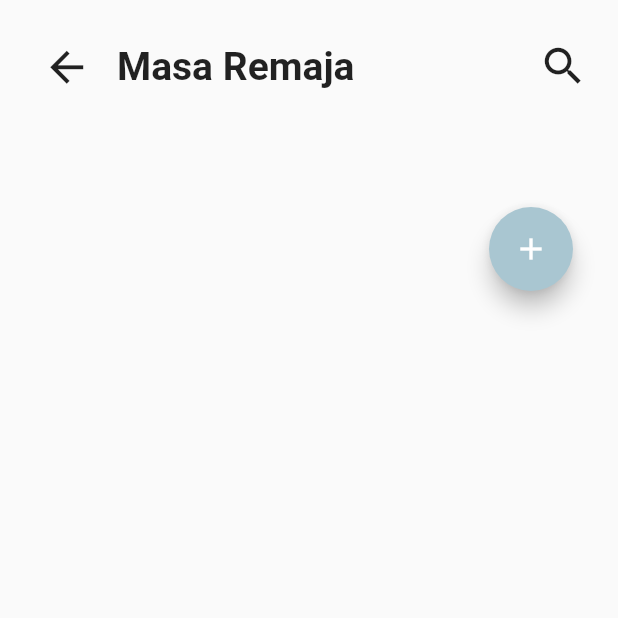
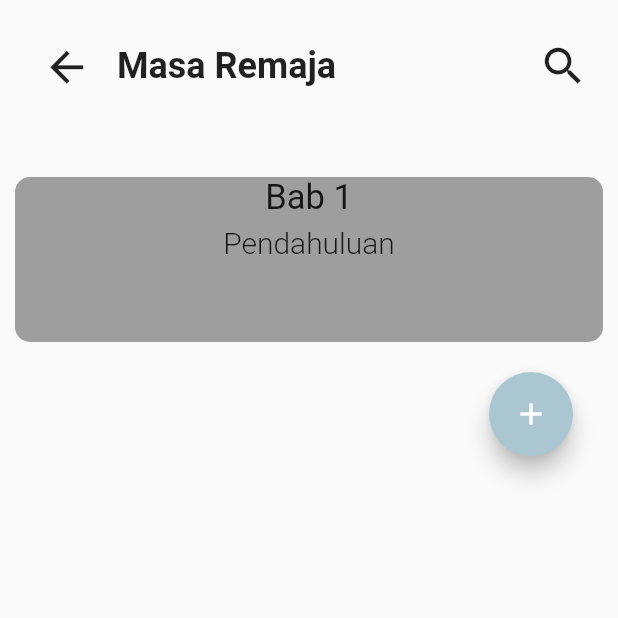
Before and after one commit to radhwafifah/novellus, a Flutter app: the AddStory3 screen opened by its route, after a tap on the "arrow back" icon, on a phone screen of 412 x 824 dp, the top half of it. Run offline on Flutter 3.47's test engine with Material 2 defaults, Android fonts, the phone set to English and light mode, and no system bars; our stand-ins replace get, get_storage, image_picker, supabase_flutter; accounts and stored records are empty.

Commit message:
yang baru

```diff
--- a/lib/resources/databases/literary_database.dart
+++ b/lib/resources/databases/literary_database.dart
@@ -7,9 +7,9 @@ class LiteraryDatabase {
 
   final String table = "literaryWorks";
 
-  Future<List<Map<String, dynamic>>> select() async {
+  Future<List<Map<String, dynamic>>> select({required int id}) async {
     try {
-      final data = await _supabase.from(table).select();
+      final data = await _supabase.from(table).select().eq("userId", id);
       return List<Map<String, dynamic>>.from(data);
     } catch (e) {
       debugPrint(e.toString());
--- a/lib/screens/create/add.dart
+++ b/lib/screens/create/add.dart
@@ -75,6 +75,7 @@ class AddStory extends GetView<AddController> {
                           ),
                           onPressed: () async {
                             await controller.selectImage();
+                            await controller.uploadImage();
                           },
                         ),
                       );
@@ -225,7 +226,6 @@ class AddStory extends GetView<AddController> {
                                                   () => Container(
                                                     width: 120,
                                                     height: 60,
-                                                    color: const Color(0xFFA9C6D1),
                                                     child:
                                                         DropdownButton<String>(
                                                       value: controller
@@ -327,6 +327,7 @@ class AddStory extends GetView<AddController> {
                                                   onPressed: () async {
                                                     print("loding");
                                                     await controller.add();
+                                                    controller.create.getLiteraryWork();
                                                   },
                                                   child: Text(
                                                     "Lanjut",
--- a/lib/screens/create/add3.dart
+++ b/lib/screens/create/add3.dart
@@ -26,59 +26,15 @@ class AddStory3 extends GetView<Add3Controller> {
                       Get.toNamed('/chapters');
                     },
                   ),
+                  SizedBox(width: 10,),
                   Text(
-                    "Buat Cerita",
-                    style: TextStyle(fontSize: 26, fontWeight: FontWeight.bold),
+                    "Buat Bab Baru",
+                    style: TextStyle(fontSize: 24, fontWeight: FontWeight.bold),
                   ),
                 ],
               ),
               const SizedBox(
-                height: 40,
-              ),
-              Padding(
-                padding: const EdgeInsets.all(10),
-                child: Row(
-                  children: [
-                    Column(
-                      children: [
-                        GetBuilder<Add3Controller>(
-                          builder: (_) {
-                            return Container(
-                              width: 450,
-                              height: 175,
-                              decoration: BoxDecoration(
-                                color: Colors.white.withOpacity(0.6),
-                                borderRadius: BorderRadius.circular(20),
-                                border: Border.all(
-                                  color: Colors.blue.shade300,
-                                  width: 1.0,
-                                ),
-                                image: controller.image == null
-                                  ? null
-                                  : DecorationImage(
-                                      image: FileImage(controller.image!),
-                                    ),
-                              ),
-                              child: IconButton(
-                                icon: Icon(
-                                  Icons.add_a_photo_outlined,
-                                  color: Colors.blue.shade300,
-                                  size: 40,
-                                ),
-                                onPressed: () async {
-                                await controller.selectImage();
-                              },
-                              ),
-                            );
-                          }
-                        ),
-                      ],
-                    ),
-                  ],
-                ),
-              ),
-              const SizedBox(
-                height: 15,
+                height: 20,
               ),
               Padding(
                 padding: EdgeInsets.all(10),
--- a/lib/screens/create/chapters.dart
+++ b/lib/screens/create/chapters.dart
@@ -4,7 +4,6 @@ import 'package:novellus1/resources/models/literary_model.dart';
 import 'package:novellus1/screens/create/controllers/chapters_controller.dart';
 
 class Chapters extends GetView<ChaptersController> {
-
   @override
   Widget build(BuildContext context) {
     return Scaffold(
@@ -22,7 +21,10 @@ class Chapters extends GetView<ChaptersController> {
                       Container(
                           alignment: Alignment.bottomLeft,
                           child: IconButton(
-                            icon: Icon(Icons.arrow_back, size: 33,),
+                            icon: Icon(
+                              Icons.arrow_back,
+                              size: 33,
+                            ),
                             onPressed: () {
                               Get.toNamed('/bar');
                             },
@@ -33,7 +35,7 @@ class Chapters extends GetView<ChaptersController> {
                       Text(
                         "Masa Remaja",
                         style: TextStyle(
-                            fontSize: 26, fontWeight: FontWeight.bold),
+                            fontSize: 24, fontWeight: FontWeight.bold),
                       ),
                     ],
                   ),
@@ -46,54 +48,37 @@ class Chapters extends GetView<ChaptersController> {
                 ],
               ),
             ),
-            SizedBox(height: 40,),
-            ...List.generate(controller.chapters.length, (index) => Padding(
-              padding: const EdgeInsets.all(10),
-              child: Row(
-                children: [
+            SizedBox(
+              height: 40,
+            ),
                 Column(
                   children: [
-                      Card(
-                        child: Container(
-                          width: 115,
-                          height: 160,
+                    Container(
+                      width: double.infinity,
+                      height: 110,
                       decoration: BoxDecoration(
                           color: Colors.grey,
                           borderRadius: BorderRadius.circular(10)),
+                      child: const Column(
+                        children: [
+                          Text(
+                            "Bab 1",
+                            style: TextStyle(
+                                fontSize: 23, fontWeight: FontWeight.w400),
+                          ),
+                          SizedBox(
+                            height: 5,
+                          ),
+                          Text(
+                            "Pendahuluan",
+                            style: TextStyle(
+                                fontSize: 20, fontWeight: FontWeight.w300),
+                          ),
+                        ],
                       ),
                     ),
                   ],
                 ),
-                  SizedBox(
-                    width: 15,
-                  ),
-                  Column(
-                    children: [
-                      Text(
-                        controller.chapters[index][''],
-                        style: TextStyle(fontSize: 23, fontWeight: FontWeight.w400),
-                      ),
-                      SizedBox(height: 5,),
-                  Text("Bab 1", style: TextStyle(fontSize: 18, fontWeight: FontWeight.w200),),
-                  SizedBox(height: 30,),
-                  ButtonTheme(
-                    child: Container(
-                      width: 110,
-                      height: 40,
-                      child: FloatingActionButton(
-                        onPressed: () {},
-                        child: Text("Edit", style: TextStyle(fontSize: 16),),
-                        backgroundColor: Color(0xFFA9C6D1),
-                        shape: RoundedRectangleBorder(
-                          borderRadius: BorderRadius.circular(15),
-                        ),
-                      ),
-                    ))
-                    ],
-                  ),
-                ],
-              ),
-            ),),
             Container(
               alignment: Alignment.bottomRight,
               margin: EdgeInsets.all(20),
--- a/lib/screens/create/controllers/create_controller.dart
+++ b/lib/screens/create/controllers/create_controller.dart
@@ -16,7 +16,7 @@ class CreateController extends GetxController {
   List<Map<String, dynamic>> literaryWork = [];
 
   void getLiteraryWork() async {
-    List<Map<String, dynamic>> result = await LiteraryDatabase().select();
+    List<Map<String, dynamic>> result = await LiteraryDatabase().select(id: app.user().id!);
     if (result.isNotEmpty) {
       literaryWork.addAll(result);
 
--- a/lib/screens/home/home.dart
+++ b/lib/screens/home/home.dart
@@ -249,7 +249,7 @@ class Home extends GetView<HomeController> {
                         children: [
                           InkWell(
                             onTap: () {
-
+                              Get.toNamed('/book');
                             },
                             child: Card(
                               child: Container(
```
Also changed, not shown: lib/screens/create/controllers/add3_controller.dart (+0 -44 lines), lib/screens/create/controllers/add_controller.dart (+10 -8 lines), lib/screens/create/create.dart (+14 -29 lines), lib/screens/history/history.dart (+9 -28 lines), lib/screens/library/library.dart (+8 -27 lines). Lines whose indentation alone changed are shown as unchanged.
